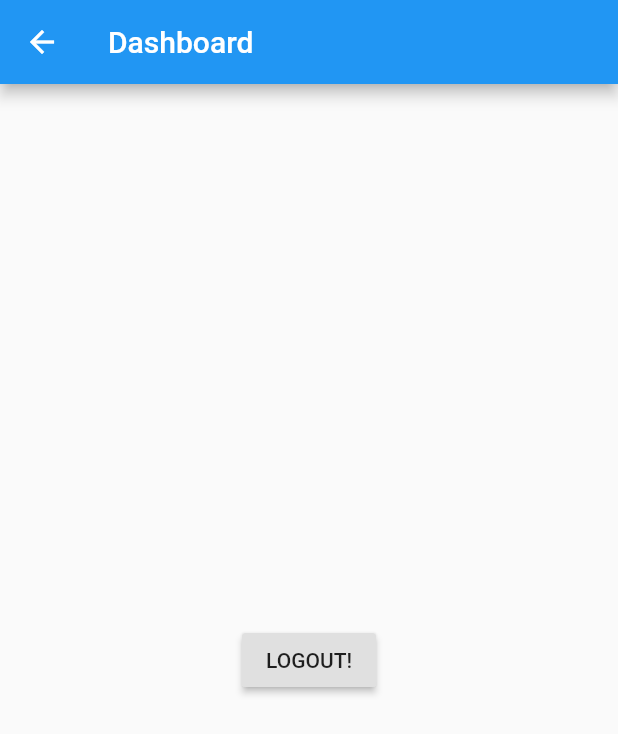
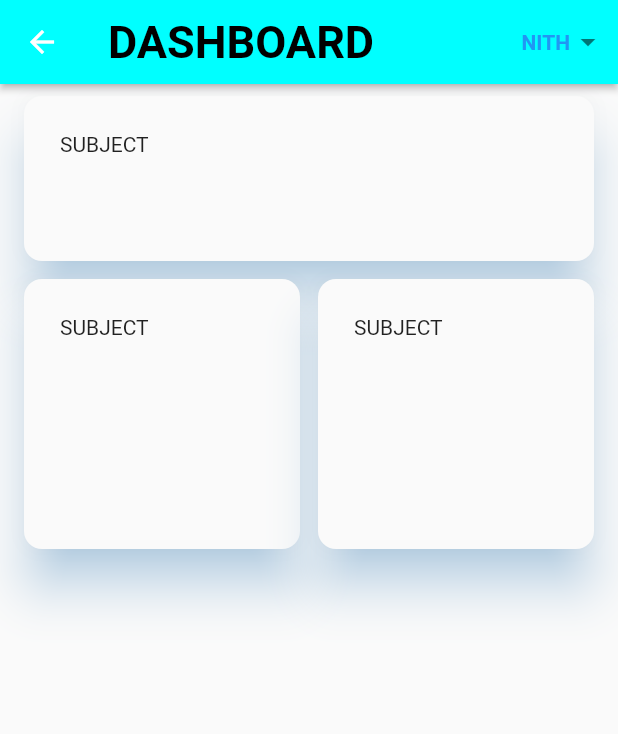
Before and after one commit to shubhankarsharma00/Sidhy, a Flutter app: the DashBoard screen opened by its route, on a phone screen of 412 x 824 dp. Shown: the top 734 px of the screen. Run offline on Flutter 3.47's test engine with Material 2 defaults, Android fonts, the phone set to English and light mode, and no system bars; our stand-ins replace font_awesome_flutter; project files that could hold a hidden picture were left out.

Commit message:
Added StaggeredGridView to the Dashboard

```diff
--- a/lib/pages/dashboard.dart
+++ b/lib/pages/dashboard.dart
@@ -1,22 +1,94 @@
 import 'package:flutter/cupertino.dart';
 import 'package:flutter/material.dart';
+import '../style/theme.dart' as Theme;
+import 'package:flutter_staggered_grid_view/flutter_staggered_grid_view.dart';
+import '../widgets/subjectCard.dart';
 
-class DashBoard extends StatelessWidget {
+class DashBoard extends StatefulWidget {
+  @override
+  _DashBoardState createState() => _DashBoardState();
+}
+
+class _DashBoardState extends State<DashBoard> {
   @override
   Widget build(BuildContext context) {
     return Scaffold(
       appBar: AppBar(
-        title: Text("Dashboard"),
+        elevation: 2.0,
+        backgroundColor: Theme.Colors.primaryColor,
+        title: Text(
+          "DASHBOARD",
+          style: TextStyle(
+              color: Colors.black, fontWeight: FontWeight.w700, fontSize: 30.0),
+        ),
+        actions: <Widget>[
+          Container(
+            margin: EdgeInsets.only(right: 8.0),
+            child: Row(
+              mainAxisAlignment: MainAxisAlignment.center,
+              crossAxisAlignment: CrossAxisAlignment.center,
+              children: <Widget>[
+                Text('NITH',
+                    style: TextStyle(
+                        color: Colors.blue,
+                        fontWeight: FontWeight.w700,
+                        fontSize: 14.0)),
+                Icon(Icons.arrow_drop_down, color: Colors.black54)
+              ],
+            ),
+          )
+        ],
       ),
-      body: Center(
-        child: RaisedButton(
-          onPressed: () {
-            // Navigate back to first screen when tapped!
-            Navigator.pushReplacementNamed(context,"/");
-          },
-          child: Text('LOGOUT!'),
-        ),
-      ),
+      body: StaggeredGridView.count(
+          crossAxisCount: 2,
+          crossAxisSpacing: 12.0,
+          mainAxisSpacing: 12.0,
+          padding: EdgeInsets.symmetric(horizontal: 16.0, vertical: 8.0),
+          children: <Widget>[
+            _buildTile(
+              Padding(
+                padding: EdgeInsets.all(24.0),
+                child: SubjectCard(),
+              ),
+              onTap: () => {print("TESTING")}
+            ),
+            _buildTile(
+              Padding(
+                padding: EdgeInsets.all(24.0),
+                child: SubjectCard(),
+              ),
+              onTap: () => {print("TESTING")}
+            ),
+            _buildTile(
+              Padding(
+                padding: EdgeInsets.all(24.0),
+                child: SubjectCard(),
+              ),
+              onTap: () => {print("TESTING")}
+            ),
+
+
+          ],
+          staggeredTiles: [
+            StaggeredTile.extent(2, 110.0),
+            StaggeredTile.extent(1, 180.0),
+            StaggeredTile.extent(1, 180.0),
+          ]),
     );
   }
+
+  Widget _buildTile(Widget child, {Function() onTap}) {
+    return Material(
+        elevation: 14.0,
+        borderRadius: BorderRadius.circular(12.0),
+        shadowColor: Color(0x802196F3),
+        child: InkWell(
+            // Do onTap() if it isn't null, otherwise do print()
+            onTap: onTap != null
+                ? () => onTap()
+                : () {
+                    print('Not set yet');
+                  },
+            child: child));
+  }
 }
--- a/lib/style/theme.dart
+++ b/lib/style/theme.dart
@@ -5,8 +5,10 @@ class Colors {
 
   const Colors();
 
-  static const Color loginGradientStart = const Color(0xFF00ffff);
-  static const Color loginGradientEnd = const Color(0xFF004444);
+  static const Color primaryColor = const Color(0xFF00ffff);
+  static const Color primaryColorDarker = const Color(0xFF004444);
+  static const Color loginGradientStart = primaryColor;
+  static const Color loginGradientEnd = primaryColorDarker;
 
   static const primaryGradient = const LinearGradient(
     colors: const [loginGradientStart, loginGradientEnd],
--- /dev/null
+++ b/lib/widgets/subjectCard.dart
@@ -0,0 +1,10 @@
+import 'package:flutter/material.dart';
+
+class SubjectCard extends StatelessWidget{
+  @override
+  Widget build(BuildContext context) {
+    return Container(
+      child: Text("SUBJECT"),
+    );
+  }
+}
--- a/pubspec.yaml
+++ b/pubspec.yaml
@@ -20,6 +20,8 @@ environment:
 dependencies:
   flutter:
     sdk: flutter
+
+  flutter_staggered_grid_view: ^0.2.7
 
   # The following adds the Cupertino Icons font to your application.
   # Use with the CupertinoIcons class for iOS style icons.
```
